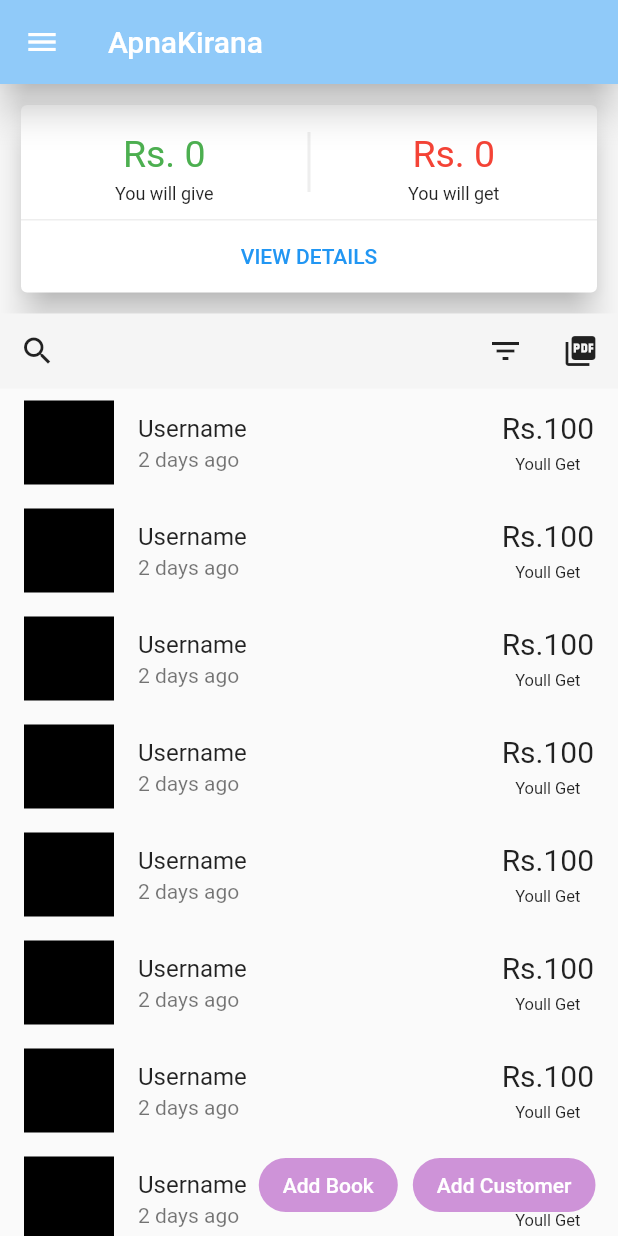
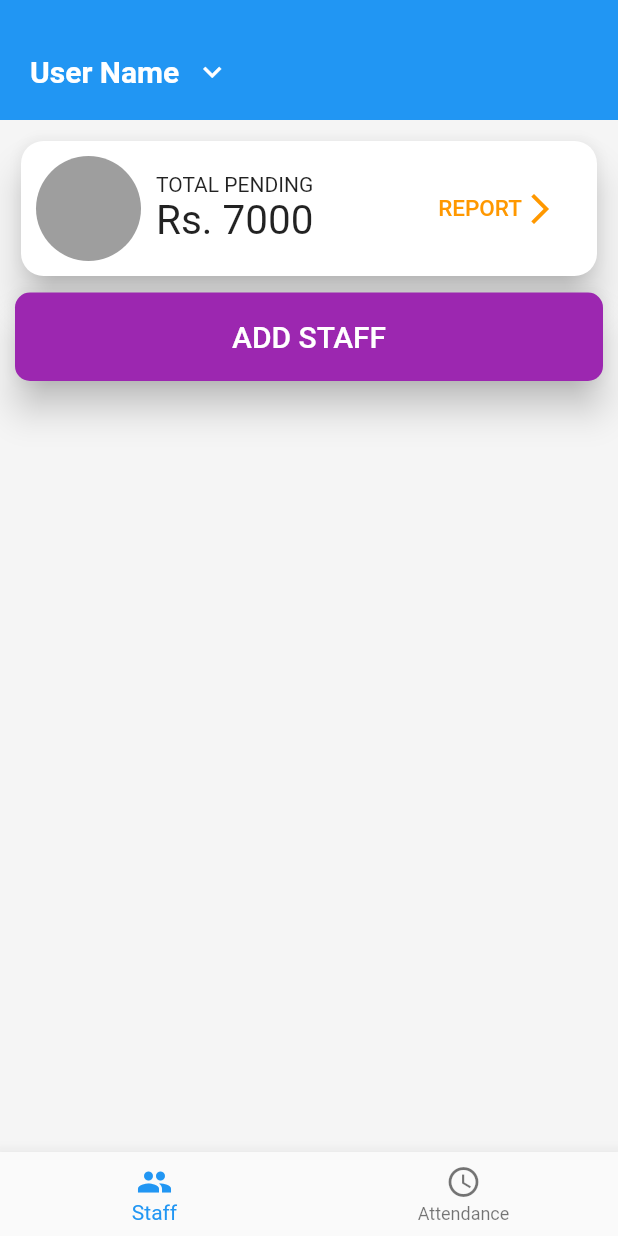
Before and after one commit to HAC-2020/RohitKonge, a Flutter app: the screen it shows after launch, on a phone screen of 412 x 824 dp. Run offline on Flutter 3.47's test engine with Material 2 defaults, Android fonts, the light colour scheme and no system bars; our stand-ins replace introduction_screen, splashscreen.

Commit message:
Created Sample EmployeeSalaryScreen

```diff
--- a/ApnaKirana/lib/Screens/customeraccountsscreen.dart
+++ b/ApnaKirana/lib/Screens/customeraccountsscreen.dart
@@ -8,6 +8,7 @@
   @override
   Widget build(BuildContext context) {
     return Scaffold(
+      // backgroundColor: Colors.blue[200],
       appBar: AppBar(
         title: Text('ApnaKirana'),
         elevation: 10,
--- /dev/null
+++ b/ApnaKirana/lib/Screens/employeesalaryscreen.dart
@@ -0,0 +1,175 @@
+import 'package:flutter/material.dart';
+
+class MyEmployeeSalaryScreen extends StatefulWidget {
+  MyEmployeeSalaryScreen({Key key}) : super(key: key);
+
+  @override
+  _MyEmployeeSalaryScreenState createState() => _MyEmployeeSalaryScreenState();
+}
+
+class _MyEmployeeSalaryScreenState extends State<MyEmployeeSalaryScreen> {
+  @override
+  Widget build(BuildContext context) {
+    return Scaffold(
+      backgroundColor: Colors.grey[100],
+      body: CodeForThis(),
+      bottomNavigationBar: BottomNavigationBar(
+        elevation: 10,
+        items: [
+          BottomNavigationBarItem(
+            icon: Icon(Icons.people),
+            title: Text('Staff'),
+            backgroundColor: Colors.white,
+          ),
+          BottomNavigationBarItem(
+            icon: Icon(Icons.access_time),
+            title: Text('Attendance'),
+            backgroundColor: Colors.white,
+          ),
+        ],
+      ),
+    );
+  }
+}
+
+class CodeForThis extends StatefulWidget {
+  CodeForThis({Key key}) : super(key: key);
+
+  @override
+  _CodeForThisState createState() => _CodeForThisState();
+}
+
+class _CodeForThisState extends State<CodeForThis> {
+  @override
+  Widget build(BuildContext context) {
+    return Column(
+      children: <Widget>[
+        Container(
+          width: double.infinity,
+          height: 80,
+          color: Colors.blue,
+          child: Padding(
+            padding: const EdgeInsets.all(20.0),
+            child: Column(
+              mainAxisAlignment: MainAxisAlignment.end,
+              crossAxisAlignment: CrossAxisAlignment.start,
+              children: <Widget>[
+                InkWell(
+                  onTap: () {
+                    print('asdf');
+                  },
+                  child: Container(
+                    child: Row(
+                      children: <Widget>[
+                        Text(
+                          'User Name',
+                          style: TextStyle(
+                            color: Colors.white,
+                            fontSize: 20,
+                            fontWeight: FontWeight.bold,
+                          ),
+                        ),
+                        SizedBox(
+                          width: 10,
+                        ),
+                        Icon(
+                          Icons.keyboard_arrow_down,
+                          color: Colors.white,
+                        )
+                      ],
+                    ),
+                  ),
+                ),
+              ],
+            ),
+          ),
+        ),
+        Padding(
+          padding: const EdgeInsets.all(10.0),
+          child: Column(
+            children: <Widget>[
+              Card(
+                shape: RoundedRectangleBorder(
+                    borderRadius: BorderRadius.circular(15)),
+                elevation: 10,
+                child: Padding(
+                  padding: const EdgeInsets.all(10.0),
+                  child: Row(
+                    children: <Widget>[
+                      CircleAvatar(
+                        backgroundColor: Colors.grey,
+                        radius: 35,
+                      ),
+                      Expanded(
+                        child: Padding(
+                          padding:
+                              const EdgeInsets.fromLTRB(10.0, 10.0, 0, 10.0),
+                          child: Row(
+                            mainAxisAlignment: MainAxisAlignment.spaceBetween,
+                            children: <Widget>[
+                              Column(
+                                crossAxisAlignment: CrossAxisAlignment.start,
+                                children: <Widget>[
+                                  Text('TOTAL PENDING'),
+                                  Text(
+                                    'Rs. 7000',
+                                    style: TextStyle(fontSize: 27),
+                                  ),
+                                ],
+                              ),
+                              FlatButton(
+                                shape: RoundedRectangleBorder(
+                                  borderRadius: BorderRadius.circular(10),
+                                ),
+                                onPressed: () {},
+                                child: Row(
+                                  children: <Widget>[
+                                    Text(
+                                      'REPORT',
+                                      style: TextStyle(
+                                          color: Colors.orange, fontSize: 15),
+                                    ),
+                                    Icon(
+                                      Icons.arrow_forward_ios,
+                                      color: Colors.orange,
+                                    ),
+                                  ],
+                                ),
+                              ),
+                            ],
+                          ),
+                        ),
+                      )
+                    ],
+                  ),
+                ),
+              ),
+              Padding(
+                padding: const EdgeInsets.only(top: 7),
+                child: RaisedButton(
+                  color: Colors.purple,
+                  shape: RoundedRectangleBorder(
+                      borderRadius: BorderRadius.circular(10)),
+                  onPressed: () {},
+                  child: Row(
+                    mainAxisAlignment: MainAxisAlignment.center,
+                    children: <Widget>[
+                      Padding(
+                        padding: const EdgeInsets.all(18.0),
+                        child: Text(
+                          'ADD STAFF',
+                          style: TextStyle(color: Colors.white, fontSize: 20),
+                        ),
+                      )
+                    ],
+                  ),
+                  elevation: 10,
+                ),
+              )
+            ],
+          ),
+        ),
+      ],
+    );
+  }
+}
--- a/ApnaKirana/lib/main.dart
+++ b/ApnaKirana/lib/main.dart
@@ -1,5 +1,7 @@
 import 'package:ApnaKirana/Screens/customeraccountsscreen.dart';
+import 'package:ApnaKirana/Screens/employeesalaryscreen.dart';
 import 'package:ApnaKirana/Screens/splashscreen.dart';
+import 'package:ApnaKirana/Screens/employeesalaryscreen.dart';
 import 'package:flutter/material.dart';
 
 void main(List<String> args) {
@@ -13,7 +15,9 @@
   Widget build(BuildContext context) {
     return MaterialApp(
       title: 'ApnaKirana',
-      home: CustomerAccountsScreen(),
+      home: MyEmployeeSalaryScreen(),
+      theme: ThemeData(),
+      debugShowCheckedModeBanner: false,
     );
   }
 }
```
